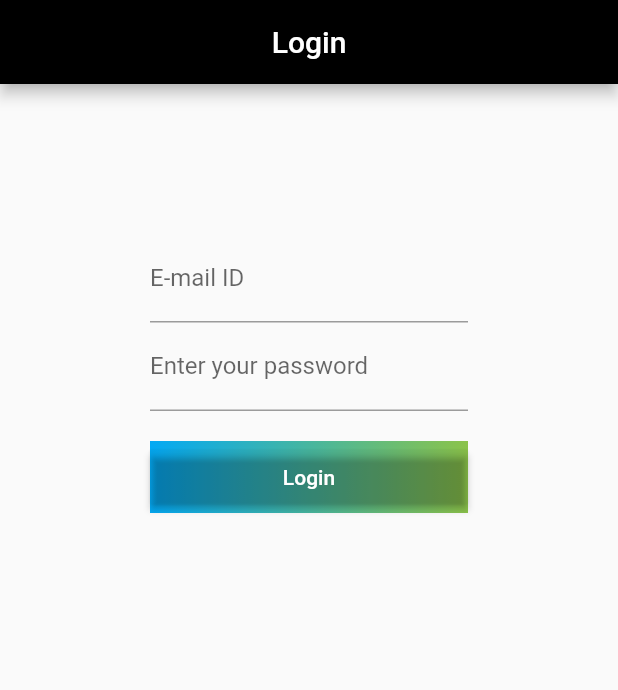
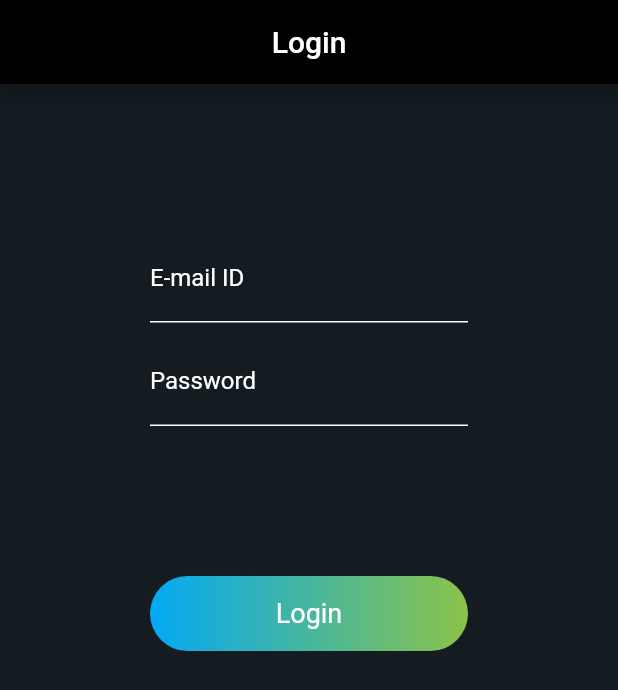
Before and after one commit to mihir2510/Fluter_AC, a Flutter app: the screen it shows after launch, on a phone screen of 412 x 824 dp. Shown: the top 690 px of the screen. Run offline on Flutter 3.47's test engine with Material 2 defaults, Android fonts, the phone set to English and light mode, and no system bars.

Commit message:
Added dark background + fixed button rectangle overlay issue

```diff
--- a/form/lib/main.dart
+++ b/form/lib/main.dart
@@ -22,6 +22,9 @@ class _LoginPageState extends State<LoginPage> {
   @override
   Widget build(BuildContext context) {
     final Size screenSize = MediaQuery.of(context).size;
+    final double radius = 30.0;
+    final double fontsize = 18.0;
+    final double height = 50;
 
     return new Scaffold(
       appBar: new AppBar(
@@ -31,6 +34,8 @@ class _LoginPageState extends State<LoginPage> {
         //title: new Text('Login'),
 
       ),
+      body: new Scaffold(
+      backgroundColor: Color.fromRGBO(20, 28, 33, 1), //#202833
       body: new Container(
         padding: new EdgeInsets.all(100.0),
         child: new Form(
@@ -38,46 +43,83 @@ class _LoginPageState extends State<LoginPage> {
           child: new ListView(
             children: <Widget>[
               new TextFormField(
+                style: TextStyle(
+                  color: Colors.white,
+                ),
                 keyboardType: TextInputType.emailAddress, // Use email input type for emails.
                 decoration: new InputDecoration(
                   hintText: 'you@example.com',
-                  labelText: 'E-mail ID'
+                  labelText: 'E-mail ID',
+                  enabledBorder: new UnderlineInputBorder(
+                    borderSide: BorderSide(color: Colors.white),
+                  ),
+                  labelStyle: TextStyle(
+                    color: Colors.white
+                  ),
+                  hintStyle: TextStyle(
+                    color: Colors.white
+                  )
                 )
               ),
+              SizedBox(height: 10.0),
               new TextFormField(
                 obscureText: true, // Use secure text for passwords.
+                style: TextStyle(
+                  color: Colors.white,
+                ),
                 decoration: new InputDecoration(
                   hintText: 'Password',
-                  labelText: 'Enter your password'
+                  labelText: 'Password',
+                  enabledBorder: new UnderlineInputBorder(
+                    borderSide: BorderSide(color: Colors.white),
+                  ),
+                  labelStyle: TextStyle(
+                    color: Colors.white
+                  ),
+                  hintStyle: TextStyle(
+                    color: Colors.white
+                  )
                 )
               ),
               new Container(
                 decoration: BoxDecoration(
+
+                ),
+                width: screenSize.width,
+                child: new InkWell(
+                  onTap: () => print('hello'),
+                  child: new Container(
+                    //width: 100.0,
+                    height: height,
+                    decoration: new BoxDecoration(
                       gradient: LinearGradient(
                       begin: Alignment.centerLeft,
                       end: Alignment.centerRight,
                       colors: [Colors.lightBlue, Colors.lightGreen]
-                  )
                     ),
-                width: screenSize.width,
-                child: new RaisedButton(
+                      borderRadius: new BorderRadius.circular(radius),
+                    ),
+                    child: new Center(
                       child: new Text(
                         'Login',
                         style: new TextStyle(
+                          fontSize: fontsize,
                           color: Colors.white
                         ),
                       ),
-                  onPressed: () => null,
-                  color: Colors.transparent,
                     ),
+                  ),
+                ),
+
                 margin: new EdgeInsets.only(
-                  top: 20.0
+                  top: 100.0
                 ),
               )
             ],
           ),
         )
       ),
+    )
     );
   }
 }
```
Lines whose indentation alone changed are shown as unchanged.
